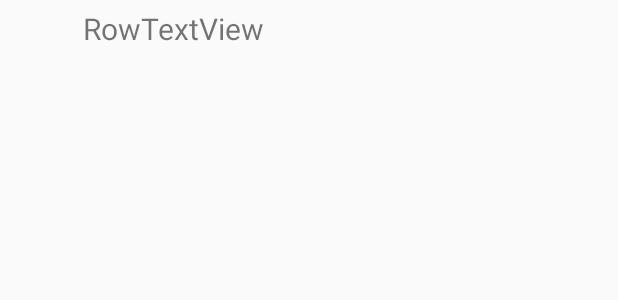
After one commit to sgobotta/gato-encerrado-android-xtrest, an Android app: the layout custom_row_layout.xml on its own in the app's theme, with its tools: preview values and no code run, on a phone screen of 412 x 824 dp. The commit adds this screen. Shown: the top 300 px of the screen. Run offline under Robolectric (Android 15) with nearby library versions, the phone set to English and light mode, and no system bars.

Commit message:
Despues de volverme loco pude hacer andar el listView con una row custom
+Agregada row custom que tiene imageView y textView, y pide las imagenes del rest (Tuve que usar una helper class que estaba en internet porque con la AsyncTask se bugeaba todo, leer AdapterLabList para mas detalle)

+Agregado ViewHolder para reusar convertViews en el labList

+Agregado cat_icon

-Falta armar el soporte para el multipanel de las tablet.

```diff
--- a/app/src/main/AndroidManifest.xml
+++ b/app/src/main/AndroidManifest.xml
@@ -6,7 +6,7 @@
 
     <application
         android:allowBackup="true"
-        android:icon="@mipmap/ic_launcher"
+        android:icon="@mipmap/cat_icon"
         android:label="@string/app_name"
         android:supportsRtl="true"
         android:theme="@style/AppTheme">
@@ -26,7 +26,7 @@
         </activity>
         <activity
             android:name=".juan.MainActivity2"
-            android:label="@string/title_activity_main2"
+            android:label="@string/app_name"
             android:theme="@style/AppTheme.NoActionBar" >
         <intent-filter>
             <action android:name="android.intent.action.MAIN" />
@@ -36,7 +36,7 @@
         </activity>
         <activity
             android:name=".juan.LabListActivity"
-            android:label="@string/title_activity_lab_list"
+            android:label="@string/app_name"
             android:theme="@style/AppTheme.NoActionBar">
 
         </activity>
--- a/app/src/main/java/com/grupo3/gatoencerrado/juan/LabListActivity.java
+++ b/app/src/main/java/com/grupo3/gatoencerrado/juan/LabListActivity.java
@@ -35,6 +35,8 @@ public class LabListActivity extends AppCompatActivity {
         setContentView(R.layout.activity_lab_list);
         Toolbar toolbar = (Toolbar) findViewById(R.id.toolbar);
         setSupportActionBar(toolbar);
+        setTitle("Gato Encerrado");
+
         if(savedInstanceState == null){
             // Adds the first fullscreen fragment if there is no saved instance
             FragmentManager fragmentManager = getSupportFragmentManager();
--- a/app/src/main/java/com/grupo3/gatoencerrado/juan/MainActivity2.java
+++ b/app/src/main/java/com/grupo3/gatoencerrado/juan/MainActivity2.java
@@ -33,6 +33,7 @@ public class MainActivity2 extends AppCompatActivity {
         setContentView(R.layout.activity_main2);
         Toolbar toolbar = (Toolbar) findViewById(R.id.toolbar);
         setSupportActionBar(toolbar);
+        setTitle("Gato Encerrado Login");
 
         getUsersPlaying();
     }
--- /dev/null
+++ b/app/src/main/res/layout/custom_row_layout.xml
@@ -0,0 +1,22 @@
+<LinearLayout xmlns:android="http://schemas.android.com/apk/res/android"
+    xmlns:tools="http://schemas.android.com/tools"
+    android:layout_width="match_parent"
+    android:layout_height="match_parent"
+    tools:context="com.grupo3.gatoencerrado.juan.LabDetailsFragment">
+
+    <ImageView
+        android:layout_width="50dp"
+        android:layout_height="50dp"
+        android:contentDescription="Imagen del laberinto"
+        android:id="@+id/row_lab_image"
+        android:padding="5dp" />
+
+    <TextView
+        android:layout_width="wrap_content"
+        android:layout_height="wrap_content"
+        android:text="RowTextView"
+        android:id="@+id/row_text_view"
+        android:textSize="20sp"
+        android:padding="5dp"/>
+
+</LinearLayout>
--- a/app/src/main/res/layout/fragment_lab_details.xml
+++ b/app/src/main/res/layout/fragment_lab_details.xml
@@ -22,7 +22,8 @@
         android:layout_below="@+id/details_lab_name"
         android:layout_centerHorizontal="true"
         android:layout_marginTop="20dp"
-        android:layout_marginBottom="80dp"/>
+        android:layout_marginBottom="80dp"
+        android:contentDescription="Imagen del laberinto"/>
 
     <Button
         android:layout_width="match_parent"
--- a/app/src/main/res/layout/fragment_lab_list.xml
+++ b/app/src/main/res/layout/fragment_lab_list.xml
@@ -9,15 +9,17 @@
         android:layout_width="match_parent"
         android:layout_height="wrap_content"
         android:textAlignment="center"
-        android:textSize="20sp"
+        android:id="@+id/text_view_lab_list"
+        android:textSize="30sp"
         android:layout_marginTop="10dp"
         android:text="Laberintos" />
 
     <ListView
         android:layout_width="wrap_content"
         android:layout_height="wrap_content"
+        android:layout_below="@+id/text_view_lab_list"
         android:id="@+id/list_view_labs"
-        android:layout_marginTop="40dp"/>
+        android:layout_marginTop="10dp"/>
 
 
 </RelativeLayout>
```
Also changed, not shown: app/src/main/java/com/grupo3/gatoencerrado/juan/AdapterLabList.java (added, +73 -0 lines), app/src/main/java/com/grupo3/gatoencerrado/juan/ImageDownloader.java (added, +183 -0 lines), app/src/main/java/com/grupo3/gatoencerrado/juan/LabListFragment.java (+19 -7 lines), app/src/main/java/com/grupo3/gatoencerrado/juan/ViewHolder.java (added, +10 -0 lines), app/src/main/java/com/grupo3/gatoencerrado/service/DownloadImageTask.java (+8 -1 lines), app/src/main/res/mipmap-hdpi/cat_icon.png (added), app/src/main/res/mipmap-mdpi/cat_icon.png (added), app/src/main/res/mipmap-xhdpi/cat_icon.png (added), app/src/main/res/mipmap-xxhdpi/cat_icon.png (added), app/src/main/res/mipmap-xxxhdpi/cat_icon.png (added).
